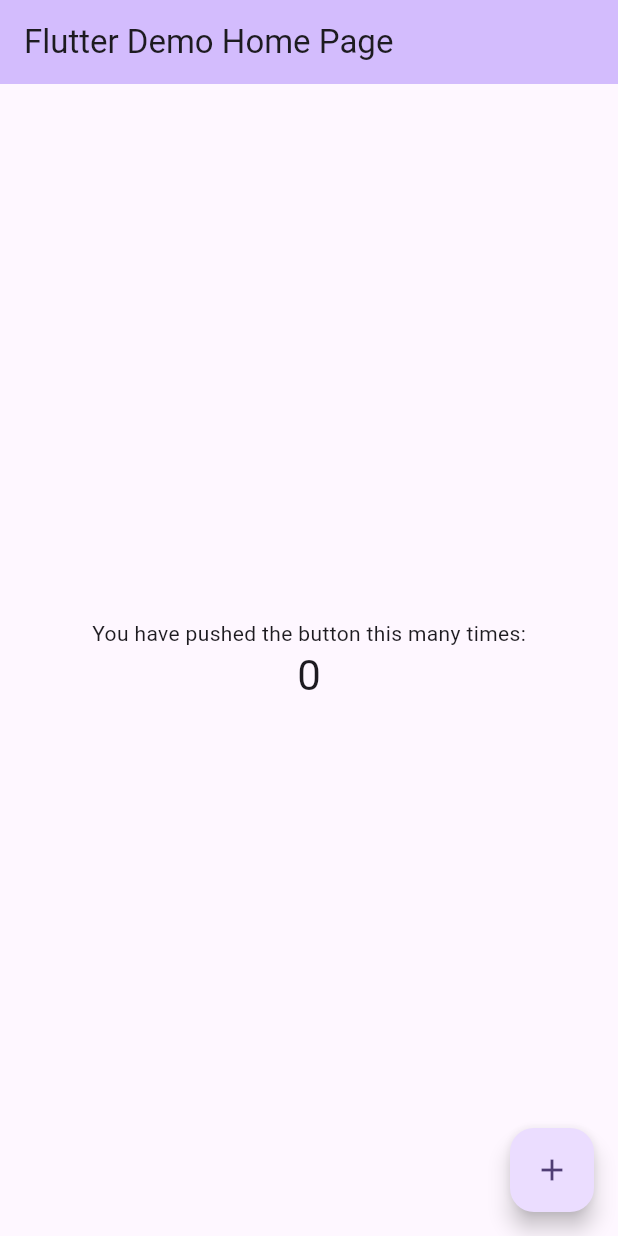
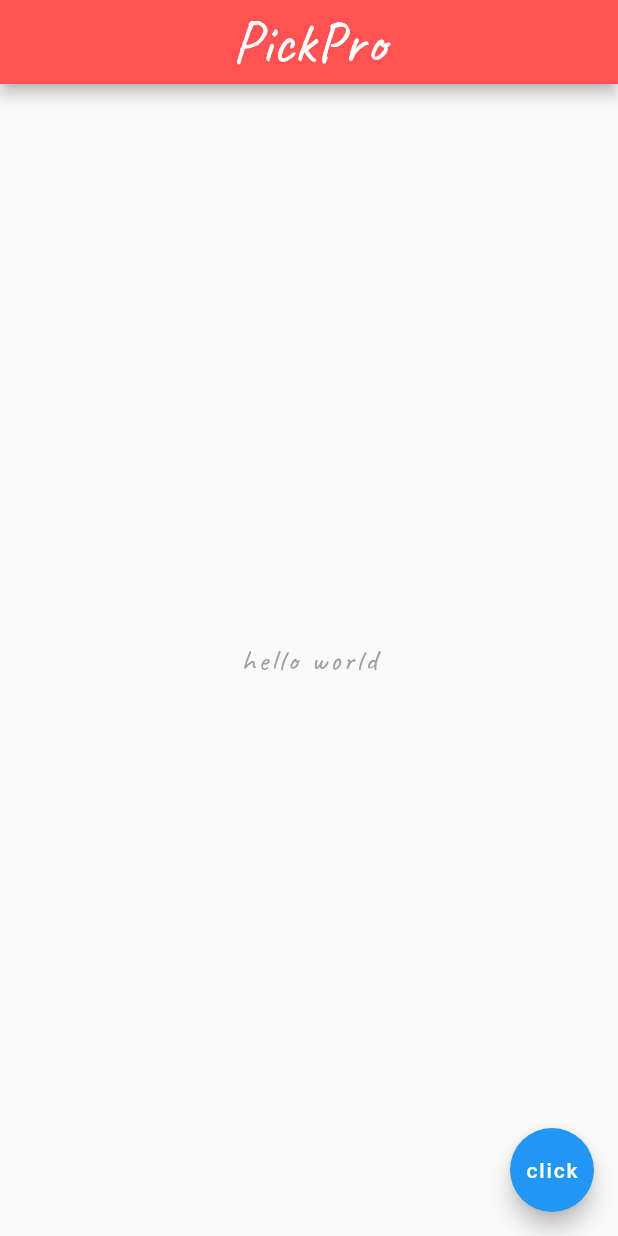
Before and after one commit to dtam43/pick_pro, a Flutter app: the screen it shows after launch, on a phone screen of 412 x 824 dp. Run offline on Flutter 3.47's test engine with Material 2 defaults, Android fonts, the phone set to English and light mode, and no system bars.

Commit message:
day 1
learning flutter UI
- learned appBar
- learned TextStyle
- imported a custom font

```diff
--- a/pick_pro/lib/main.dart
+++ b/pick_pro/lib/main.dart
@@ -1,125 +1,32 @@
 import 'package:flutter/material.dart';
 
-void main() {
-  runApp(const MyApp());
-}
-
-class MyApp extends StatelessWidget {
-  const MyApp({super.key});
-
-  // This widget is the root of your application.
-  @override
-  Widget build(BuildContext context) {
-    return MaterialApp(
-      title: 'Flutter Demo',
-      theme: ThemeData(
-        // This is the theme of your application.
-        //
-        // TRY THIS: Try running your application with "flutter run". You'll see
-        // the application has a blue toolbar. Then, without quitting the app,
-        // try changing the seedColor in the colorScheme below to Colors.green
-        // and then invoke "hot reload" (save your changes or press the "hot
-        // reload" button in a Flutter-supported IDE, or press "r" if you used
-        // the command line to start the app).
-        //
-        // Notice that the counter didn't reset back to zero; the application
-        // state is not lost during the reload. To reset the state, use hot
-        // restart instead.
-        //
-        // This works for code too, not just values: Most code changes can be
-        // tested with just a hot reload.
-        colorScheme: ColorScheme.fromSeed(seedColor: Colors.deepPurple),
-        useMaterial3: true,
-      ),
-      home: const MyHomePage(title: 'Flutter Demo Home Page'),
-    );
-  }
-}
-
-class MyHomePage extends StatefulWidget {
-  const MyHomePage({super.key, required this.title});
-
-  // This widget is the home page of your application. It is stateful, meaning
-  // that it has a State object (defined below) that contains fields that affect
-  // how it looks.
-
-  // This class is the configuration for the state. It holds the values (in this
-  // case the title) provided by the parent (in this case the App widget) and
-  // used by the build method of the State. Fields in a Widget subclass are
-  // always marked "final".
-
-  final String title;
-
-  @override
-  State<MyHomePage> createState() => _MyHomePageState();
-}
-
-class _MyHomePageState extends State<MyHomePage> {
-  int _counter = 0;
-
-  void _incrementCounter() {
-    setState(() {
-      // This call to setState tells the Flutter framework that something has
-      // changed in this State, which causes it to rerun the build method below
-      // so that the display can reflect the updated values. If we changed
-      // _counter without calling setState(), then the build method would not be
-      // called again, and so nothing would appear to happen.
-      _counter++;
-    });
-  }
-
-  @override
-  Widget build(BuildContext context) {
-    // This method is rerun every time setState is called, for instance as done
-    // by the _incrementCounter method above.
-    //
-    // The Flutter framework has been optimized to make rerunning build methods
-    // fast, so that you can just rebuild anything that needs updating rather
-    // than having to individually change instances of widgets.
-    return Scaffold(
-      appBar: AppBar(
-        // TRY THIS: Try changing the color here to a specific color (to
-        // Colors.amber, perhaps?) and trigger a hot reload to see the AppBar
-        // change color while the other colors stay the same.
-        backgroundColor: Theme.of(context).colorScheme.inversePrimary,
-        // Here we take the value from the MyHomePage object that was created by
-        // the App.build method, and use it to set our appbar title.
-        title: Text(widget.title),
-      ),
-      body: Center(
-        // Center is a layout widget. It takes a single child and positions it
-        // in the middle of the parent.
-        child: Column(
-          // Column is also a layout widget. It takes a list of children and
-          // arranges them vertically. By default, it sizes itself to fit its
-          // children horizontally, and tries to be as tall as its parent.
-          //
-          // Column has various properties to control how it sizes itself and
-          // how it positions its children. Here we use mainAxisAlignment to
-          // center the children vertically; the main axis here is the vertical
-          // axis because Columns are vertical (the cross axis would be
-          // horizontal).
-          //
-          // TRY THIS: Invoke "debug painting" (choose the "Toggle Debug Paint"
-          // action in the IDE, or press "p" in the console), to see the
-          // wireframe for each widget.
-          mainAxisAlignment: MainAxisAlignment.center,
-          children: <Widget>[
-            const Text(
-              'You have pushed the button this many times:',
+void main() => runApp(MaterialApp(
+      home: Scaffold(
+        appBar: AppBar(
+          title: const Text(
+            'PickPro',
+            style: TextStyle(
+              fontSize: 40.0,
+              fontFamily: 'Caveat',
             ),
-            Text(
-              '$_counter',
-              style: Theme.of(context).textTheme.headlineMedium,
+          ),
+          centerTitle: true,
+          backgroundColor: Colors.redAccent,
+        ),
+        body: const Center(
+          child: Text(
+            'hello world',
+            style: TextStyle(
+              fontSize: 20.0,
+              letterSpacing: 2.0,
+              color: Colors.grey,
+              fontFamily: 'Caveat',
             ),
-          ],
+          ),
+        ),
+        floatingActionButton: FloatingActionButton(
+          onPressed: () {},
+          child: Text("click"),
         ),
       ),
-      floatingActionButton: FloatingActionButton(
-        onPressed: _incrementCounter,
-        tooltip: 'Increment',
-        child: const Icon(Icons.add),
-      ), // This trailing comma makes auto-formatting nicer for build methods.
-    );
-  }
-}
+    ));
```
Also changed, not shown: pick_pro/pubspec.yaml (+4 -11 lines), pick_pro/assets/fonts/Caveat-Regular.ttf (added), 1 other file.
